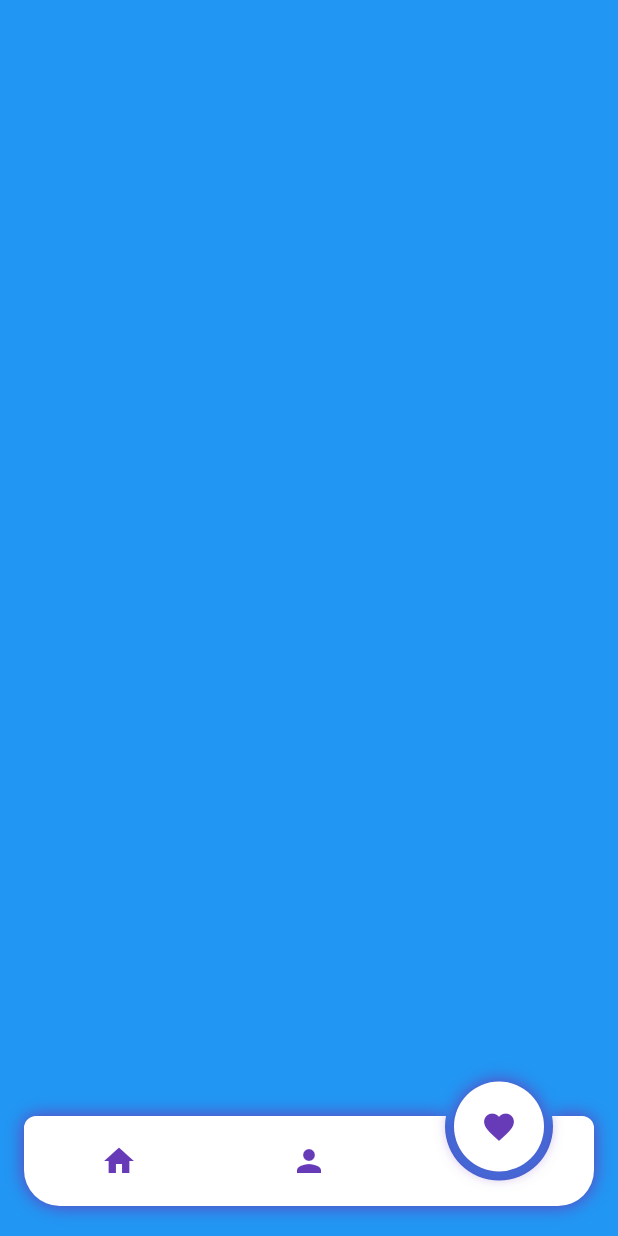
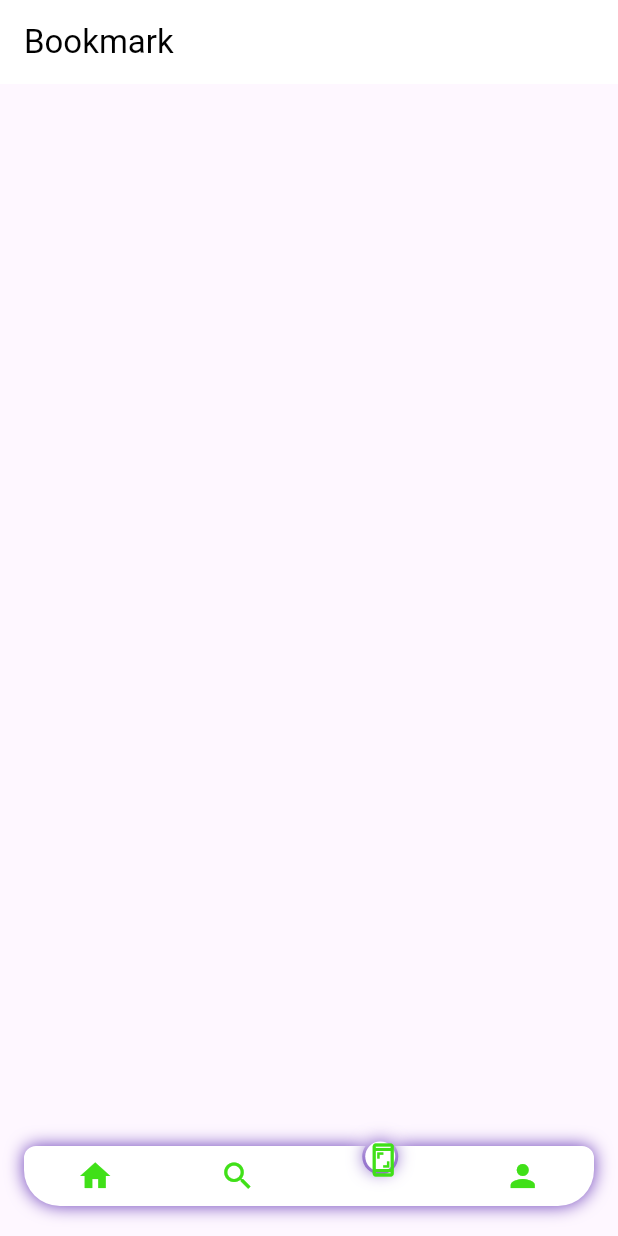
Before and after one commit to yvesco75/flutter, a Flutter app: the screen it shows after launch, swiped to page 3, on a phone screen of 412 x 824 dp. Run offline on Flutter 3.47's test engine with Material 3 defaults, Android fonts, the phone set to English and light mode, and no system bars; drawn by our look-alikes of circle_nav_bar.

Commit message:
création de la page BookmarkPage ainsi que la conception de l'AppBar

```diff
--- /dev/null
+++ b/lib/BookmarkPage.dart
@@ -0,0 +1,14 @@
+import 'package:flutter/material.dart';
+
+class BookmarkPage extends StatelessWidget {
+  @override
+  Widget build(BuildContext context) {
+    return Scaffold(
+      appBar: AppBar(
+        title: Text("Bookmark", style: TextStyle(color: Colors.black)),
+        backgroundColor: Colors.white,
+        elevation: 0,
+      ),
+    );
+  }
+}
--- a/lib/main.dart
+++ b/lib/main.dart
@@ -1,5 +1,7 @@
 import 'package:circle_nav_bar/circle_nav_bar.dart';
 import 'package:dunu/home.dart';
+import 'package:dunu/Details.dart';
+import 'package:dunu/BookmarkPage.dart';
 import 'package:flutter/material.dart';
 
 void main() {
@@ -54,18 +56,20 @@ class _MyHomePageState extends State<MyHomePage>
       extendBody: true,
       bottomNavigationBar: CircleNavBar(
         activeIcons: const [
-          Icon(Icons.home, color: Colors.deepPurple),
-          Icon(Icons.person, color: Colors.deepPurple),
-          Icon(Icons.favorite, color: Colors.deepPurple),
+          Icon(Icons.home, color: Color(0xFF40E018)),
+          Icon(Icons.search, color: Color(0xFF40E018)),
+          Icon(Icons.screenshot_outlined, color: Color(0xFF40E018)),
+          Icon(Icons.person, color: Color(0xFF40E018)),
         ],
         inactiveIcons: const [
-          Icon(Icons.home, color: Colors.deepPurple),
-          Icon(Icons.person, color: Colors.deepPurple),
-          Icon(Icons.favorite, color: Colors.deepPurple),
+          Icon(Icons.home, color: Color(0xFF40E018)),
+          Icon(Icons.search, color: Color(0xFF40E018)),
+          Icon(Icons.screenshot_outlined, color: Color(0xFF40E018)),
+          Icon(Icons.person, color: Color(0xFF40E018)),
         ],
-        color: Colors.white,
-        height: 60,
-        circleWidth: 60,
+        color: const Color.fromRGBO(255, 255, 255, 1),
+        height: 40,
+        circleWidth: 20,
         activeIndex: tabIndex,
         onTap: (index) {
           tabIndex = index;
@@ -88,6 +92,8 @@ class _MyHomePageState extends State<MyHomePage>
         },
         children: [
           HomePage(),
+          Details(),
+          BookmarkPage(),
           Container(
               width: double.infinity,
               height: double.infinity,
```
Also changed, not shown: lib/Details.dart (added, +189 -0 lines), lib/FavoritePage.dart (deleted, +0 -11 lines), lib/ProfilePage.dart (deleted, +0 -11 lines).
